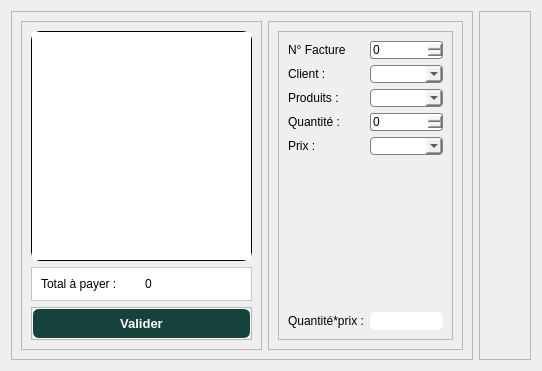
Old version of the form ajoutvente.ui in the repository Totelof10/tsena.
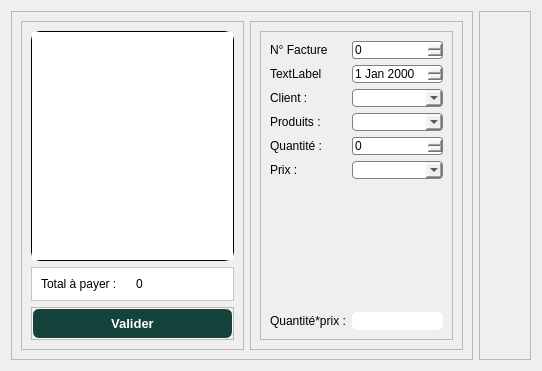
New version of the form. Icons and pictures are not drawn.

Diff of the .ui file:
```diff
--- a/ajoutvente.ui
+++ b/ajoutvente.ui
@@ -169,14 +169,14 @@
               </property>
              </widget>
             </item>
-            <item row="1" column="0">
+            <item row="2" column="0">
              <widget class="QLabel" name="label">
               <property name="text">
                <string>Client :</string>
               </property>
              </widget>
             </item>
-            <item row="1" column="1">
+            <item row="2" column="1">
              <widget class="QComboBox" name="comboClient">
               <property name="styleSheet">
                <string notr="true">QComboBox{
@@ -189,14 +189,14 @@
               </property>
              </widget>
             </item>
-            <item row="2" column="0">
+            <item row="3" column="0">
              <widget class="QLabel" name="label_2">
               <property name="text">
                <string>Produits :</string>
               </property>
              </widget>
             </item>
-            <item row="2" column="1">
+            <item row="3" column="1">
              <widget class="QComboBox" name="comboProduit">
               <property name="styleSheet">
                <string notr="true">QComboBox{
@@ -209,14 +209,14 @@
               </property>
              </widget>
             </item>
-            <item row="3" column="0">
+            <item row="4" column="0">
              <widget class="QLabel" name="label_3">
               <property name="text">
                <string>Quantité :</string>
               </property>
              </widget>
             </item>
-            <item row="3" column="1">
+            <item row="4" column="1">
              <widget class="QSpinBox" name="spinBoxQuantite">
               <property name="styleSheet">
                <string notr="true">border: 1px solid grey;
@@ -230,14 +230,14 @@
               </property>
              </widget>
             </item>
-            <item row="4" column="0">
+            <item row="5" column="0">
              <widget class="QLabel" name="label_4">
               <property name="text">
                <string>Prix :</string>
               </property>
              </widget>
             </item>
-            <item row="5" column="1">
+            <item row="6" column="1">
              <spacer name="verticalSpacer_3">
               <property name="orientation">
                <enum>Qt::Orientation::Vertical</enum>
@@ -250,14 +250,14 @@
               </property>
              </spacer>
             </item>
-            <item row="6" column="0">
+            <item row="7" column="0">
              <widget class="QLabel" name="label_5">
               <property name="text">
                <string>Quantité*prix :</string>
               </property>
              </widget>
             </item>
-            <item row="6" column="1">
+            <item row="7" column="1">
              <widget class="QLineEdit" name="lineEditTotal">
               <property name="styleSheet">
                <string notr="true">QLineEdit{
@@ -274,7 +274,7 @@
               </property>
              </widget>
             </item>
-            <item row="4" column="1">
+            <item row="5" column="1">
              <widget class="QComboBox" name="comboBoxPrix">
               <property name="styleSheet">
                <string notr="true">QComboBox{
@@ -284,6 +284,21 @@
               </property>
              </widget>
             </item>
+            <item row="1" column="1">
+             <widget class="QDateEdit" name="dateEdit">
+              <property name="styleSheet">
+               <string notr="true">border: 1px solid grey;
+	border-radius: 4px;</string>
+              </property>
+             </widget>
+            </item>
+            <item row="1" column="0">
+             <widget class="QLabel" name="label_8">
+              <property name="text">
+               <string>TextLabel</string>
+              </property>
+             </widget>
+            </item>
            </layout>
           </widget>
          </item>
```
